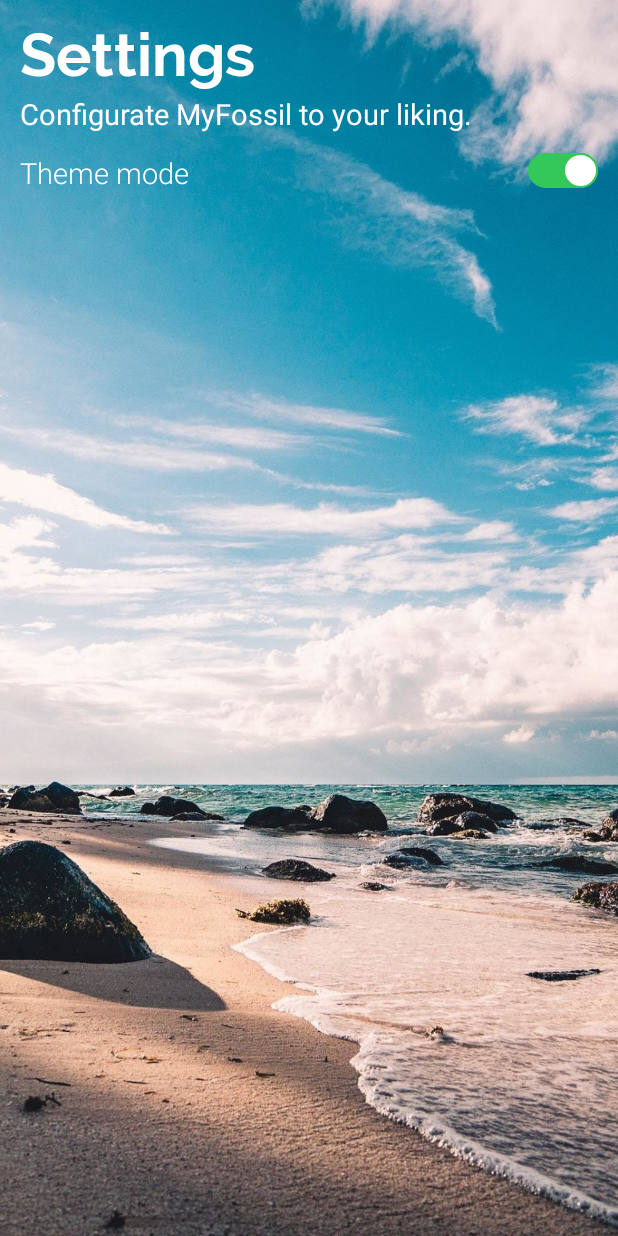
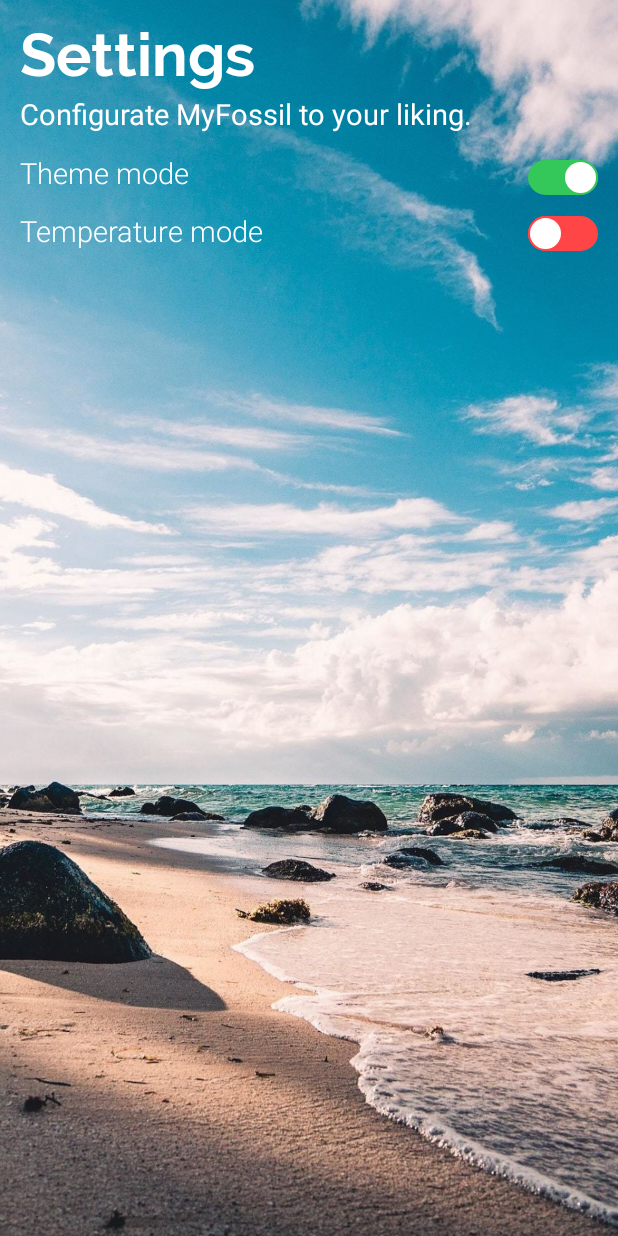
Before and after one commit to haejeg/Flutterflow-Test-FBLA21, an Android app: the Settings screen opened directly, with no data from a screen before it, after a tap on an icon or button, on a phone screen of 412 x 824 dp. Run offline under Robolectric (Android 15) with nearby library versions, the phone set to English and light mode, and no system bars; our stand-ins replace sdp/ssp sizes.

Commit message:
added temperature mode switch

```diff
--- a/app/src/main/res/layout/activity_settings.xml
+++ b/app/src/main/res/layout/activity_settings.xml
@@ -47,10 +47,24 @@
     <androidx.appcompat.widget.SwitchCompat
         android:id="@+id/switch_thememode"
         android:layout_width="wrap_content"
-        android:layout_height="1dp"
+        android:layout_height="@dimen/_37sdp"
         android:layout_alignTop="@+id/textView3"
         android:layout_alignParentEnd="true"
         android:layout_gravity="center"
+        android:layout_marginTop="@dimen/_minus6sdp"
+        android:layout_marginEnd="@dimen/_10sdp"
+        android:thumb="@drawable/custom_thumb"
+        app:showText="false"
+        app:track="@drawable/custom_track" />
+
+    <androidx.appcompat.widget.SwitchCompat
+        android:id="@+id/switch_"
+        android:layout_width="wrap_content"
+        android:layout_height="@dimen/_37sdp"
+        android:layout_below="@+id/switch_thememode"
+        android:layout_alignParentEnd="true"
+        android:layout_gravity="center"
+        android:layout_marginTop="@dimen/_minus8sdp"
         android:layout_marginEnd="@dimen/_10sdp"
         android:thumb="@drawable/custom_thumb"
         app:showText="false"
@@ -69,4 +83,17 @@
         android:textColor="@color/white"
         android:textSize="@dimen/_15sdp" />
 
+    <TextView
+        android:id="@+id/textView4"
+        android:layout_width="wrap_content"
+        android:layout_height="wrap_content"
+        android:layout_below="@+id/switch_thememode"
+        android:layout_alignStart="@+id/textView"
+        android:layout_marginStart="0dp"
+        android:layout_marginTop="@dimen/_minus1sdp"
+        android:fontFamily="sans-serif-light"
+        android:text="Temperature mode"
+        android:textColor="@color/white"
+        android:textSize="@dimen/_15sdp" />
+
 </RelativeLayout>
```
